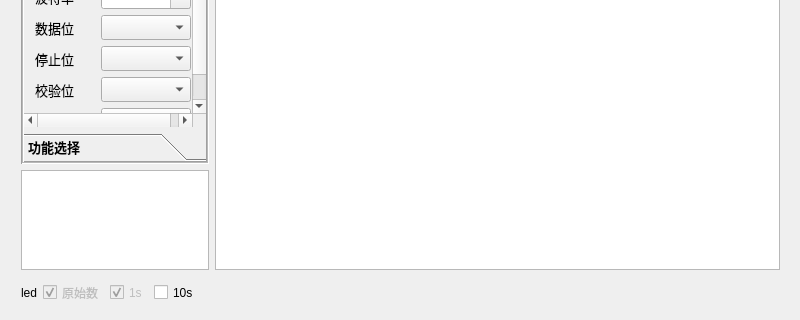
First picture: the form in mainwindow.ui, repository onionc/improved-bee, before the edit; both pictures show x 0 to 800 and y 150 to 470 of the 800 by 470 pixel window.
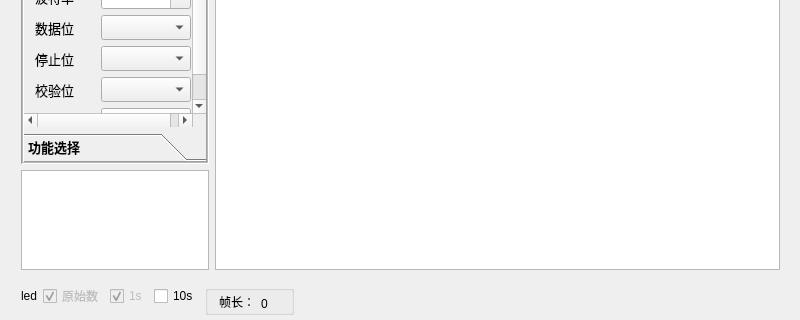
Second picture: the form after the edit. The open tabs and pages were chosen to show the change. Icons and pictures are not drawn. Custom widgets are drawn as their Qt base class.

Commit message: fix: 帧长显示

The edit to the form file:
```diff
--- a/mainwindow.ui
+++ b/mainwindow.ui
@@ -20,7 +20,7 @@
       <x>10</x>
       <y>430</y>
       <width>781</width>
-      <height>31</height>
+      <height>38</height>
      </rect>
     </property>
     <layout class="QHBoxLayout" name="horizontalLayout_6">
@@ -29,6 +29,18 @@
      </property>
      <item>
       <layout class="QGridLayout" name="gridLayout">
+       <property name="leftMargin">
+        <number>0</number>
+       </property>
+       <property name="topMargin">
+        <number>0</number>
+       </property>
+       <property name="rightMargin">
+        <number>0</number>
+       </property>
+       <property name="bottomMargin">
+        <number>0</number>
+       </property>
        <item row="0" column="2">
         <widget class="QCheckBox" name="save1s_cbx">
          <property name="enabled">
@@ -131,6 +143,84 @@
        </item>
       </layout>
      </item>
+     <item>
+      <layout class="QHBoxLayout" name="horizontalLayout_2">
+       <property name="spacing">
+        <number>0</number>
+       </property>
+       <property name="leftMargin">
+        <number>0</number>
+       </property>
+       <property name="topMargin">
+        <number>0</number>
+       </property>
+       <property name="rightMargin">
+        <number>0</number>
+       </property>
+       <property name="bottomMargin">
+        <number>0</number>
+       </property>
+       <item>
+        <widget class="QGroupBox" name="groupBox">
+         <property name="minimumSize">
+          <size>
+           <width>40</width>
+           <height>30</height>
+          </size>
+         </property>
+         <property name="maximumSize">
+          <size>
+           <width>800</width>
+           <height>30</height>
+          </size>
+         </property>
+         <property name="title">
+          <string/>
+         </property>
+         <layout class="QHBoxLayout" name="horizontalLayout_3">
+          <property name="topMargin">
+           <number>0</number>
+          </property>
+          <property name="rightMargin">
+           <number>0</number>
+          </property>
+          <property name="bottomMargin">
+           <number>0</number>
+          </property>
+          <item>
+           <widget class="QLabel" name="label_8">
+            <property name="text">
+             <string>帧长：</string>
+            </property>
+           </widget>
+          </item>
+          <item>
+           <widget class="QLabel" name="frameLenlabel">
+            <property name="minimumSize">
+             <size>
+              <width>30</width>
+              <height>25</height>
+             </size>
+            </property>
+            <property name="maximumSize">
+             <size>
+              <width>30</width>
+              <height>25</height>
+             </size>
+            </property>
+            <property name="text">
+             <string>0</string>
+            </property>
+            <property name="margin">
+             <number>2</number>
+            </property>
+           </widget>
+          </item>
+         </layout>
+        </widget>
+       </item>
+      </layout>
+     </item>
      <item>
       <spacer name="horizontalSpacer">
        <property name="orientation">
```
Left out of the diff: 8 changed lines with no effect on the pictures. The commit also changes 1 other file.
